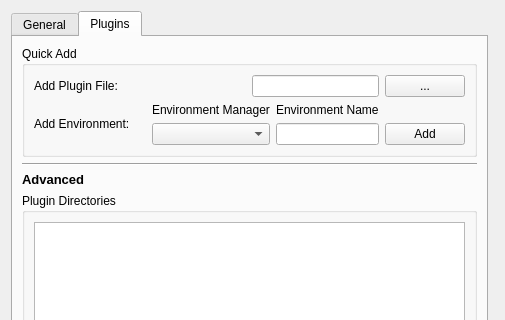
Ehlmann-research-group/WISER, file src/wiser/gui/ui_files/app_config.ui: the form before one commit; both pictures show x 0 to 505 and y 0 to 320 of the 505 by 612 pixel window.
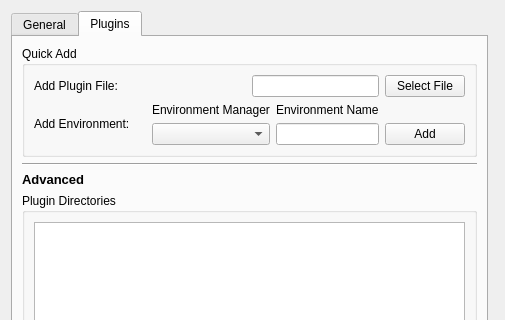
The form after the commit.

Commit message:
Changed plugin select file push button to say
'Select File'

Diff of the .ui file:
```diff
--- a/src/wiser/gui/ui_files/app_config.ui
+++ b/src/wiser/gui/ui_files/app_config.ui
@@ -400,7 +400,7 @@
             <item>
              <widget class="QPushButton" name="btn_add_plugin_file">
               <property name="text">
-               <string>...</string>
+               <string>Select File</string>
               </property>
              </widget>
             </item>
```
